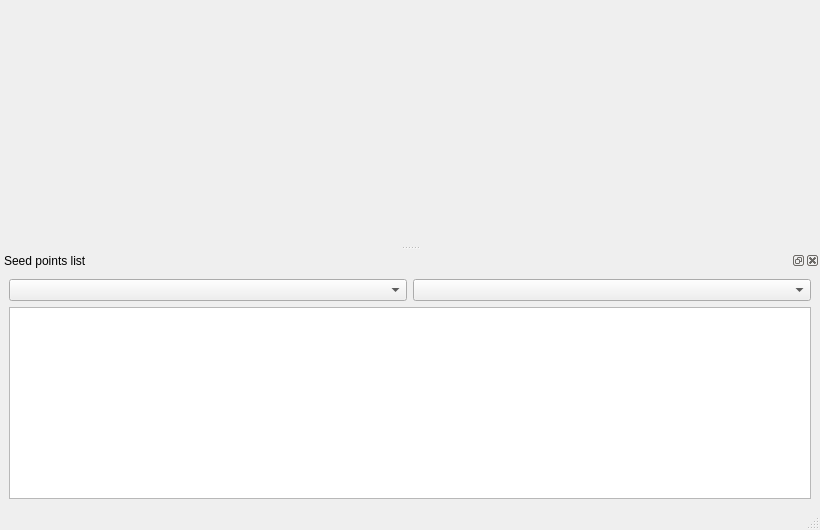
Before: the Qt Designer form branches/SandBox/trunk_Matching/qt/interface/SeedEditor.ui in e-foto/e-foto, drawn with Qt 5.
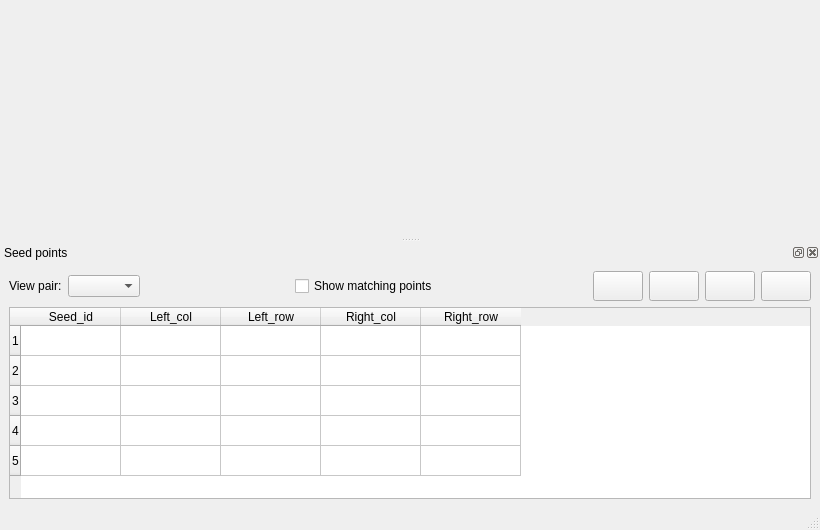
After: the same form once the commit is applied. Icons and pictures are not drawn.

```diff
--- a/branches/SandBox/trunk_Matching/qt/interface/SeedEditor.ui
+++ b/branches/SandBox/trunk_Matching/qt/interface/SeedEditor.ui
@@ -35,25 +35,214 @@
     <set>QDockWidget::AllDockWidgetFeatures</set>
    </property>
    <property name="windowTitle">
-    <string>Seed points list</string>
+    <string>Seed points</string>
    </property>
    <attribute name="dockWidgetArea">
     <number>8</number>
    </attribute>
    <widget class="QWidget" name="dockWidgetContents">
-    <layout class="QVBoxLayout" name="verticalLayout">
-     <item>
-      <layout class="QHBoxLayout" name="horizontalLayout">
+    <layout class="QGridLayout" name="gridLayout">
+     <item row="0" column="0">
+      <layout class="QHBoxLayout" name="horizontalLayout_4">
        <item>
-        <widget class="QComboBox" name="comboBox1"/>
+        <layout class="QHBoxLayout" name="horizontalLayout_3">
+         <item>
+          <widget class="QLabel" name="label">
+           <property name="text">
+            <string>View pair:</string>
+           </property>
+          </widget>
+         </item>
+         <item>
+          <widget class="QComboBox" name="comboBox1"/>
+         </item>
+        </layout>
        </item>
        <item>
-        <widget class="QComboBox" name="comboBox2"/>
+        <spacer name="horizontalSpacer">
+         <property name="orientation">
+          <enum>Qt::Horizontal</enum>
+         </property>
+         <property name="sizeHint" stdset="0">
+          <size>
+           <width>40</width>
+           <height>20</height>
+          </size>
+         </property>
+        </spacer>
+       </item>
+       <item>
+        <widget class="QCheckBox" name="checkBox">
+         <property name="text">
+          <string>Show matching points</string>
+         </property>
+        </widget>
+       </item>
+       <item>
+        <spacer name="horizontalSpacer_2">
+         <property name="orientation">
+          <enum>Qt::Horizontal</enum>
+         </property>
+         <property name="sizeHint" stdset="0">
+          <size>
+           <width>40</width>
+           <height>20</height>
+          </size>
+         </property>
+        </spacer>
+       </item>
+       <item>
+        <layout class="QHBoxLayout" name="horizontalLayout_2">
+         <item>
+          <widget class="QToolButton" name="loadButton">
+           <property name="minimumSize">
+            <size>
+             <width>50</width>
+             <height>30</height>
+            </size>
+           </property>
+           <property name="toolTip">
+            <string>Load seed list</string>
+           </property>
+           <property name="text">
+            <string/>
+           </property>
+           <property name="icon">
+            <iconset resource="../resource/resource.qrc">
+             <normaloff>:/icon/fileopen.png</normaloff>:/icon/fileopen.png</iconset>
+           </property>
+          </widget>
+         </item>
+         <item>
+          <widget class="QToolButton" name="saveButton">
+           <property name="minimumSize">
+            <size>
+             <width>50</width>
+             <height>30</height>
+            </size>
+           </property>
+           <property name="toolTip">
+            <string>Save seed list</string>
+           </property>
+           <property name="text">
+            <string/>
+           </property>
+           <property name="icon">
+            <iconset resource="../resource/resource.qrc">
+             <normaloff>:/icon/filesave</normaloff>:/icon/filesave</iconset>
+           </property>
+          </widget>
+         </item>
+        </layout>
+       </item>
+       <item>
+        <layout class="QHBoxLayout" name="horizontalLayout">
+         <item>
+          <widget class="QToolButton" name="addButton">
+           <property name="minimumSize">
+            <size>
+             <width>50</width>
+             <height>30</height>
+            </size>
+           </property>
+           <property name="toolTip">
+            <string>Add new seed</string>
+           </property>
+           <property name="text">
+            <string/>
+           </property>
+           <property name="icon">
+            <iconset resource="../resource/resource.qrc">
+             <normaloff>:/icon/add.png</normaloff>:/icon/add.png</iconset>
+           </property>
+          </widget>
+         </item>
+         <item>
+          <widget class="QToolButton" name="removeButton">
+           <property name="minimumSize">
+            <size>
+             <width>50</width>
+             <height>30</height>
+            </size>
+           </property>
+           <property name="toolTip">
+            <string>Remove seed(s)</string>
+           </property>
+           <property name="text">
+            <string/>
+           </property>
+           <property name="icon">
+            <iconset resource="../resource/resource.qrc">
+             <normaloff>:/icon/remove.png</normaloff>:/icon/remove.png</iconset>
+           </property>
+          </widget>
+         </item>
+        </layout>
        </item>
       </layout>
      </item>
-     <item>
-      <widget class="QTableView" name="table1"/>
+     <item row="1" column="0">
+      <widget class="QTableWidget" name="tableWidget">
+       <property name="minimumSize">
+        <size>
+         <width>0</width>
+         <height>192</height>
+        </size>
+       </property>
+       <property name="selectionBehavior">
+        <enum>QAbstractItemView::SelectRows</enum>
+       </property>
+       <row>
+        <property name="text">
+         <string>1</string>
+        </property>
+       </row>
+       <row>
+        <property name="text">
+         <string>2</string>
+        </property>
+       </row>
+       <row>
+        <property name="text">
+         <string>3</string>
+        </property>
+       </row>
+       <row>
+        <property name="text">
+         <string>4</string>
+        </property>
+       </row>
+       <row>
+        <property name="text">
+         <string>5</string>
+        </property>
+       </row>
+       <column>
+        <property name="text">
+         <string>Seed_id</string>
+        </property>
+       </column>
+       <column>
+        <property name="text">
+         <string>Left_col</string>
+        </property>
+       </column>
+       <column>
+        <property name="text">
+         <string>Left_row</string>
+        </property>
+       </column>
+       <column>
+        <property name="text">
+         <string>Right_col</string>
+        </property>
+       </column>
+       <column>
+        <property name="text">
+         <string>Right_row</string>
+        </property>
+       </column>
+      </widget>
      </item>
     </layout>
    </widget>
```
Left out of the diff: 2 changed lines with no effect on the pictures.
